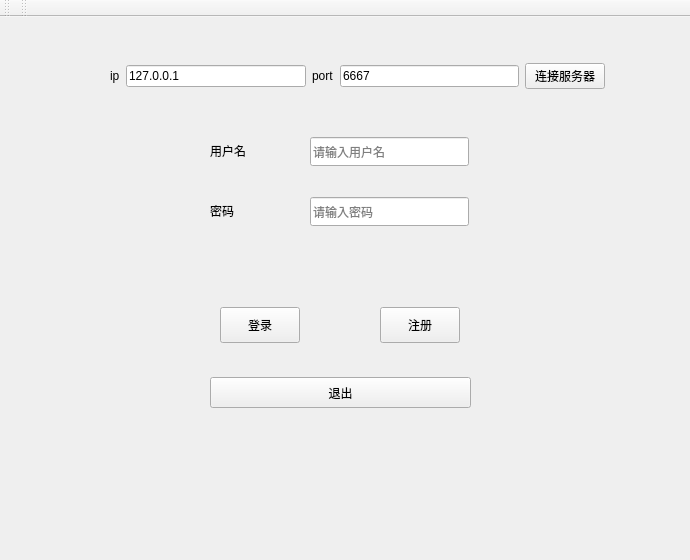
daimiaopeng/chat, file qt/mainwindow.ui: the form before one commit.
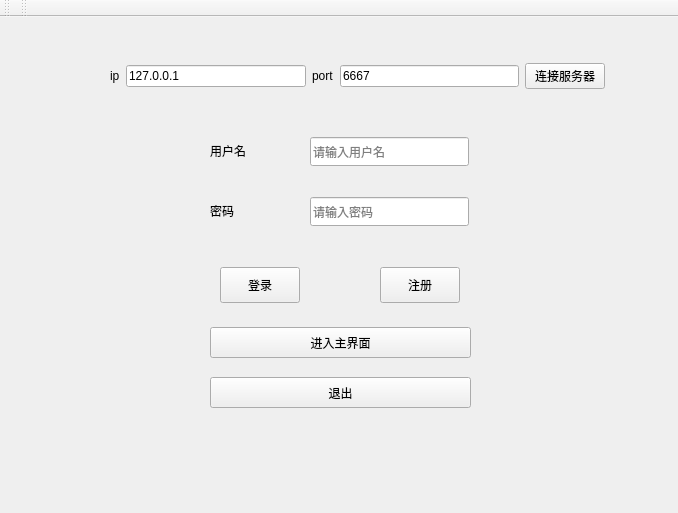
The form after the commit.

What changed in the file:
```diff
--- a/qt/mainwindow.ui
+++ b/qt/mainwindow.ui
@@ -6,8 +6,8 @@
    <rect>
     <x>0</x>
     <y>0</y>
-    <width>690</width>
-    <height>560</height>
+    <width>678</width>
+    <height>513</height>
    </rect>
   </property>
   <property name="windowTitle">
@@ -34,7 +34,7 @@
     <property name="geometry">
      <rect>
       <x>220</x>
-      <y>290</y>
+      <y>250</y>
       <width>80</width>
       <height>36</height>
      </rect>
@@ -99,7 +99,7 @@
     <property name="geometry">
      <rect>
       <x>380</x>
-      <y>290</y>
+      <y>250</y>
       <width>80</width>
       <height>36</height>
      </rect>
@@ -108,7 +108,7 @@
      <string>注册</string>
     </property>
    </widget>
-   <widget class="QWidget" name="">
+   <widget class="QWidget" name="layoutWidget">
     <property name="geometry">
      <rect>
       <x>110</x>
@@ -164,6 +164,19 @@
      </item>
     </layout>
    </widget>
+   <widget class="QPushButton" name="pushButton">
+    <property name="geometry">
+     <rect>
+      <x>210</x>
+      <y>310</y>
+      <width>261</width>
+      <height>31</height>
+     </rect>
+    </property>
+    <property name="text">
+     <string>进入主界面</string>
+    </property>
+   </widget>
   </widget>
   <widget class="QMenuBar" name="menubar">
    <property name="geometry">
```
Left out of the diff: 2 changed lines with no effect on the pictures.
